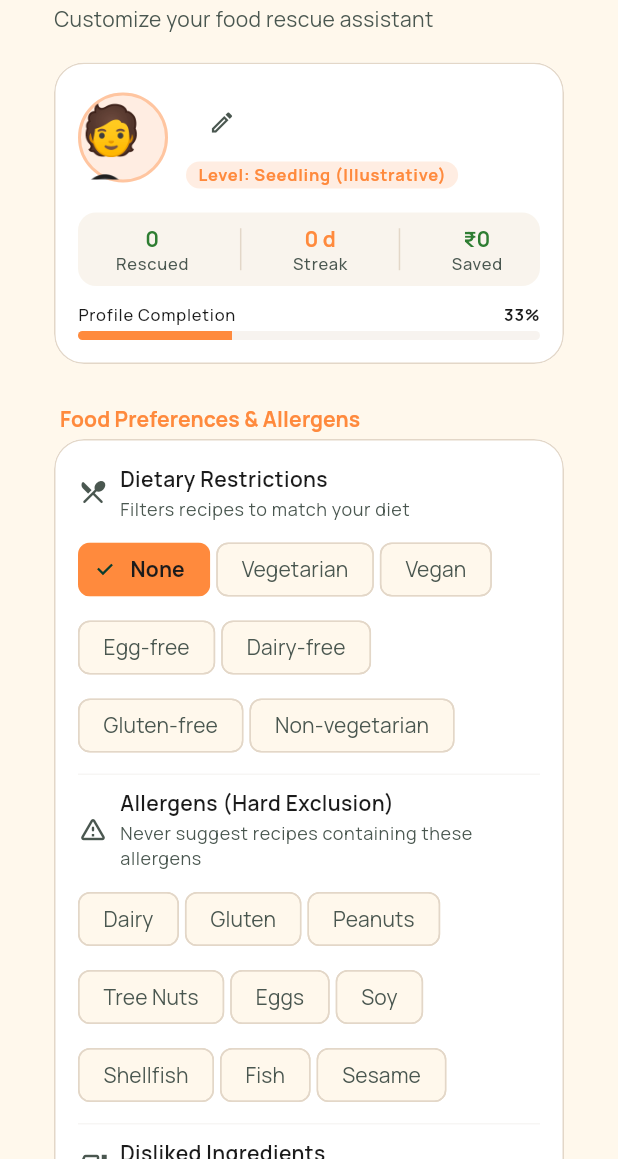
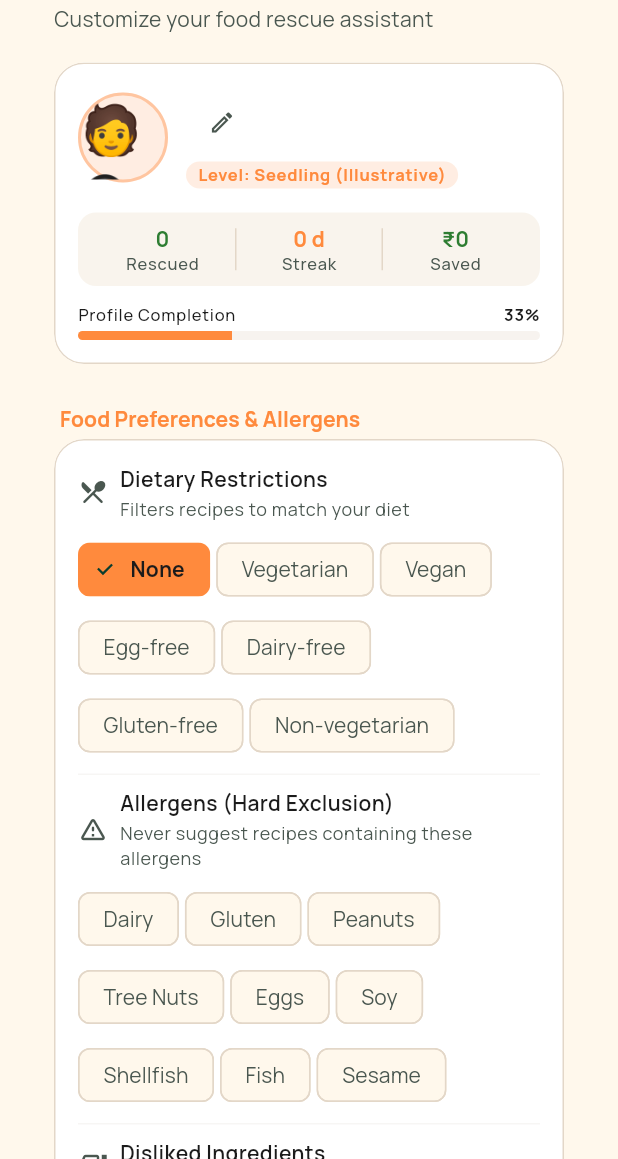
Before and after one commit to Nithesha1007/Rescue_recipe, a Flutter app: the ProfilePage screen opened directly, on a phone screen of 412 x 824 dp, the part 77-1236 px from its top. Run offline on Flutter 3.47's test engine with Material 3 defaults, Android fonts, the phone set to English and light mode, and no system bars; our stand-ins replace cached_network_image, connectivity_plus, equatable, flutter_bloc, flutter_local_notifications, flutter_timezone and 10 more; missing offline and left inert: record; accounts and stored records are empty; network calls fail; project files that could hold a hidden picture were left out.

Commit message:
ui updation

```diff
--- a/lib/core/theme/app_theme.dart
+++ b/lib/core/theme/app_theme.dart
@@ -190,8 +190,28 @@ abstract final class AppTypography {
 
   static const TextStyle displayEmoji = TextStyle(fontSize: 54);
   static const TextStyle artEmoji = TextStyle(fontSize: 48);
+  static const TextStyle heroEmoji = TextStyle(fontSize: 42);
+  static const TextStyle avatarEmoji = TextStyle(fontSize: 32);
+  static const TextStyle pickerEmoji = TextStyle(fontSize: 26);
+  static const TextStyle largeEmoji = TextStyle(fontSize: 24);
+  static const TextStyle watchEmoji = TextStyle(fontSize: 22);
+  static const TextStyle mediumEmoji = TextStyle(fontSize: 20);
+  static const TextStyle smallEmoji = TextStyle(fontSize: 14);
+
+  static const TextStyle scoreGiant = TextStyle(fontFamily: headingFont, fontSize: 56, fontWeight: FontWeight.w800);
   static const TextStyle badgeTiny = TextStyle(fontFamily: bodyFont, fontSize: 10, fontWeight: FontWeight.bold);
   static const TextStyle chipLabel = TextStyle(fontFamily: bodyFont, fontSize: 12);
+  static const TextStyle cardMicro = TextStyle(fontFamily: bodyFont, fontSize: 10);
+  static const TextStyle cardFine = TextStyle(fontFamily: bodyFont, fontSize: 11);
+
+  static const TextStyle shareTitle = TextStyle(color: AppColors.white, fontFamily: headingFont, fontSize: 18, fontWeight: FontWeight.bold);
+  static const TextStyle shareBadge = TextStyle(color: AppColors.lime, fontFamily: bodyFont, fontSize: 12, fontWeight: FontWeight.bold);
+  static const TextStyle shareCount = TextStyle(color: AppColors.orange, fontFamily: headingFont, fontSize: 56, fontWeight: FontWeight.bold, height: 1.0);
+  static const TextStyle shareSubtitle = TextStyle(color: AppColors.white, fontFamily: bodyFont, fontSize: 16, fontWeight: FontWeight.w600);
+  static const TextStyle shareStatNum = TextStyle(color: AppColors.lime, fontFamily: headingFont, fontSize: 22, fontWeight: FontWeight.bold);
+  static const TextStyle shareStatOrange = TextStyle(color: AppColors.orange, fontFamily: headingFont, fontSize: 22, fontWeight: FontWeight.bold);
+  static const TextStyle shareStatLabel = TextStyle(color: AppColors.mist, fontFamily: bodyFont, fontSize: 12);
+  static const TextStyle shareTagline = TextStyle(color: AppColors.mist, fontFamily: bodyFont, fontSize: 11, fontStyle: FontStyle.italic);
 }
 
 // -------------------------------------------------------- ThemeExtension
--- a/lib/core/widgets/ingredient_tile.dart
+++ b/lib/core/widgets/ingredient_tile.dart
@@ -81,7 +81,7 @@ class IngredientTile extends StatelessWidget {
                                 ),
                                 if (storageIcon != null) ...[
                                   const SizedBox(width: AppSpacing.xs),
-                                  Text(storageIcon!, style: const TextStyle(fontSize: 14)),
+                                  Text(storageIcon!, style: AppTypography.smallEmoji),
                                 ],
                               ],
                             ),
--- a/lib/features/cooking/domain/entities/spoken_strings.dart
+++ b/lib/features/cooking/domain/entities/spoken_strings.dart
@@ -20,8 +20,7 @@ class SpokenStrings {
     switch (lang) {
       case GuideLanguage.tamil:
         return 'இது முதல் படி.';
-      case GuideLanguage.hindi:
-        return 'यह पहला चरण है।';
+      case GuideLanguage.hindi:        return 'यह पहला चरण है।';
       case GuideLanguage.tanglish:
         return 'Idhu mudhal step.';
       case GuideLanguage.english:
--- a/lib/features/ingredients/presentation/pages/kitchen_page.dart
+++ b/lib/features/ingredients/presentation/pages/kitchen_page.dart
@@ -333,7 +333,7 @@ class _KitchenPageState extends State<KitchenPage> {
               padding: const EdgeInsets.symmetric(vertical: 8),
               child: Row(
                 children: [
-                  Text(loc.emoji, style: const TextStyle(fontSize: 20)),
+                  Text(loc.emoji, style: AppTypography.mediumEmoji),
                   const SizedBox(width: AppSpacing.md),
                   Text(loc.displayName),
                 ],
--- a/lib/features/ingredients/presentation/widgets/add_ingredient_sheet.dart
+++ b/lib/features/ingredients/presentation/widgets/add_ingredient_sheet.dart
@@ -176,7 +176,7 @@ class _AddIngredientSheetState extends State<AddIngredientSheet>
                     CircleAvatar(
                       radius: 24,
                       backgroundColor: theme.colorScheme.surfaceContainerHighest,
-                      child: Text(emoji, style: const TextStyle(fontSize: 24)),
+                      child: Text(emoji, style: AppTypography.largeEmoji),
                     ),
                     const SizedBox(width: AppSpacing.md),
                     Expanded(
@@ -288,11 +288,11 @@ class _AddIngredientSheetState extends State<AddIngredientSheet>
                                   child: Column(
                                     mainAxisAlignment: MainAxisAlignment.center,
                                     children: [
-                                      Text(itemEmoji, style: const TextStyle(fontSize: 24)),
+                                      Text(itemEmoji, style: AppTypography.largeEmoji),
                                       const SizedBox(height: 4),
                                       Text(
                                         item,
-                                        style: text.labelSmall?.copyWith(fontSize: 10),
+                                        style: AppTypography.cardMicro,
                                         textAlign: TextAlign.center,
                                         maxLines: 1,
                                         overflow: TextOverflow.ellipsis,
--- a/lib/features/recipes/presentation/widgets/recipe_image.dart
+++ b/lib/features/recipes/presentation/widgets/recipe_image.dart
@@ -76,9 +76,8 @@ class RecipeImage extends StatelessWidget {
                   ),
                   child: Text(
                     creditText,
-                    style: const TextStyle(
+                    style: AppTypography.cardMicro.copyWith(
                       color: AppColors.white,
-                      fontSize: 10,
                       fontWeight: FontWeight.w500,
                     ),
                   ),
--- a/lib/features/settings/presentation/pages/profile_page.dart
+++ b/lib/features/settings/presentation/pages/profile_page.dart
@@ -17,6 +17,7 @@ import '../../../ingredients/data/datasources/demo_ingredients.dart';
 import '../../../ingredients/presentation/cubit/inventory_cubit.dart';
 import '../../../ingredients/presentation/cubit/inventory_state.dart';
 import '../../../insights/presentation/cubit/insights_cubit.dart';
+import '../../../insights/domain/entities/insights_summary.dart';
 import '../../../recipes/domain/entities/diet_tag.dart';
 import '../../../voice/data/datasources/gemini_remote_datasource.dart';
 import '../../domain/entities/user_preferences.dart';
@@ -190,7 +191,7 @@ class _ProfilePageState extends State<ProfilePage> {
                         alignment: Alignment.center,
                         child: Text(
                           selectedEmoji,
-                          style: const TextStyle(fontSize: 42),
+                          style: AppTypography.heroEmoji,
                         ),
                       ),
                     ),
@@ -215,7 +216,7 @@ class _ProfilePageState extends State<ProfilePage> {
                               ),
                               color: isSel ? AppColors.orange.withValues(alpha: 0.1) : null,
                             ),
-                            child: Text(emoji, style: const TextStyle(fontSize: 26)),
+                            child: Text(emoji, style: AppTypography.pickerEmoji),
                           ),
                         );
                       }).toList(),
@@ -351,7 +352,12 @@ class _ProfilePageState extends State<ProfilePage> {
   Widget _buildHeader(BuildContext context, UserPreferences prefs) {
     final theme = Theme.of(context);
     final text = theme.textTheme;
-    final insights = context.watch<InsightsCubit>().state.summary;
+    InsightsSummary? insights;
+    try {
+      insights = context.watch<InsightsCubit>().state.summary;
+    } catch (_) {
+      // In case InsightsCubit is not above ProfilePage
+    }
     final completion = _calculateProfileCompletion(prefs);
     final levelName = insights?.levelName ?? 'Seedling';
 
@@ -373,7 +379,7 @@ class _ProfilePageState extends State<ProfilePage> {
                     border: Border.all(color: AppColors.orange.withValues(alpha: 0.4), width: 2),
                   ),
                   alignment: Alignment.center,
-                  child: Text(prefs.avatarEmoji, style: const TextStyle(fontSize: 32)),
+                  child: Text(prefs.avatarEmoji, style: AppTypography.avatarEmoji),
                 ),
               ),
               const SizedBox(width: AppSpacing.md),
@@ -429,18 +435,17 @@ class _ProfilePageState extends State<ProfilePage> {
               borderRadius: BorderRadius.circular(AppRadius.md),
             ),
             child: Row(
-              mainAxisAlignment: MainAxisAlignment.spaceAround,
               children: [
-                _buildQuickStat(context, '${insights?.rescuedCount ?? 0}', 'Rescued', AppColors.low),
+                Expanded(child: _buildQuickStat(context, '${insights?.rescuedCount ?? 0}', 'Rescued', AppColors.low)),
                 Container(width: 1, height: 28, color: theme.colorScheme.outlineVariant),
-                _buildQuickStat(context, '${insights?.currentStreak ?? 0} d', 'Streak', AppColors.orange),
+                Expanded(child: _buildQuickStat(context, '${insights?.currentStreak ?? 0} d', 'Streak', AppColors.orange)),
                 Container(width: 1, height: 28, color: theme.colorScheme.outlineVariant),
-                _buildQuickStat(
+                Expanded(child: _buildQuickStat(
                   context,
                   '${prefs.currencySymbol}${insights?.estimatedMoneySaved.toStringAsFixed(0) ?? "0"}',
                   'Saved',
                   AppColors.low,
-                ),
+                )),
               ],
             ),
           ),
@@ -450,7 +455,7 @@ class _ProfilePageState extends State<ProfilePage> {
           Row(
             mainAxisAlignment: MainAxisAlignment.spaceBetween,
             children: [
-              Text('Profile Completion', style: text.labelSmall),
+              Expanded(child: Text('Profile Completion', style: text.labelSmall)),
               Text('${(completion * 100).toInt()}%', style: text.labelSmall?.copyWith(fontWeight: FontWeight.bold)),
             ],
           ),
@@ -1174,7 +1179,7 @@ class _ProfilePageState extends State<ProfilePage> {
                 },
               ),
               AppButton(
-                label: 'Delete Everything',
+                label: 'Clear All My Data',
                 variant: AppButtonVariant.outlined,
                 icon: Icons.delete_forever_rounded,
                 onPressed: () => _showClearConfirmation(context),
```
Also changed, not shown: lib/core/widgets/achievement_badge.dart (+4 -7 lines), lib/features/cooking/presentation/pages/cooking_page.dart (+4 -7 lines), lib/features/insights/presentation/pages/insights_page.dart (+29 -45 lines), 7 other files.
